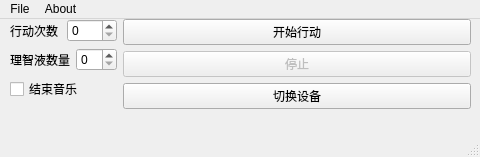
Above: arkMainWindow.ui from zsppp/Arknights-Sora before the change. Below: the same form after it.
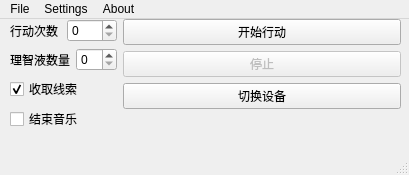
That is the form after the change.

```diff
--- a/arkMainWindow.ui
+++ b/arkMainWindow.ui
@@ -6,8 +6,8 @@
    <rect>
     <x>0</x>
     <y>0</y>
-    <width>480</width>
-    <height>157</height>
+    <width>409</width>
+    <height>175</height>
    </rect>
   </property>
   <property name="windowTitle">
@@ -19,8 +19,8 @@
      <rect>
       <x>10</x>
       <y>0</y>
-      <width>461</width>
-      <height>131</height>
+      <width>391</width>
+      <height>121</height>
      </rect>
     </property>
     <layout class="QFormLayout" name="LAYOUT_MAINWINDOW">
@@ -74,6 +74,19 @@
          </item>
         </layout>
        </item>
+       <item>
+        <widget class="QCheckBox" name="CB_CLUB">
+         <property name="statusTip">
+          <string>清空理智结束后，自动领取每日、访问线索。</string>
+         </property>
+         <property name="text">
+          <string>收取线索</string>
+         </property>
+         <property name="checked">
+          <bool>true</bool>
+         </property>
+        </widget>
+       </item>
        <item>
         <widget class="QCheckBox" name="CB_MUSIC">
          <property name="enabled">
@@ -140,7 +153,7 @@
     <rect>
      <x>0</x>
      <y>0</y>
-     <width>480</width>
+     <width>409</width>
      <height>26</height>
     </rect>
    </property>
@@ -156,7 +169,14 @@
     </property>
     <addaction name="MENU_ABOUT_ABOUT"/>
    </widget>
+   <widget class="QMenu" name="menuSettings">
+    <property name="title">
+     <string>Settings</string>
+    </property>
+    <addaction name="MENU_SETTINGS_DEBUG"/>
+   </widget>
    <addaction name="menuFile"/>
+   <addaction name="menuSettings"/>
    <addaction name="menuabout"/>
   </widget>
   <widget class="QStatusBar" name="statusbar"/>
```
Left out of the diff: 33 changed lines with no effect on the pictures.
